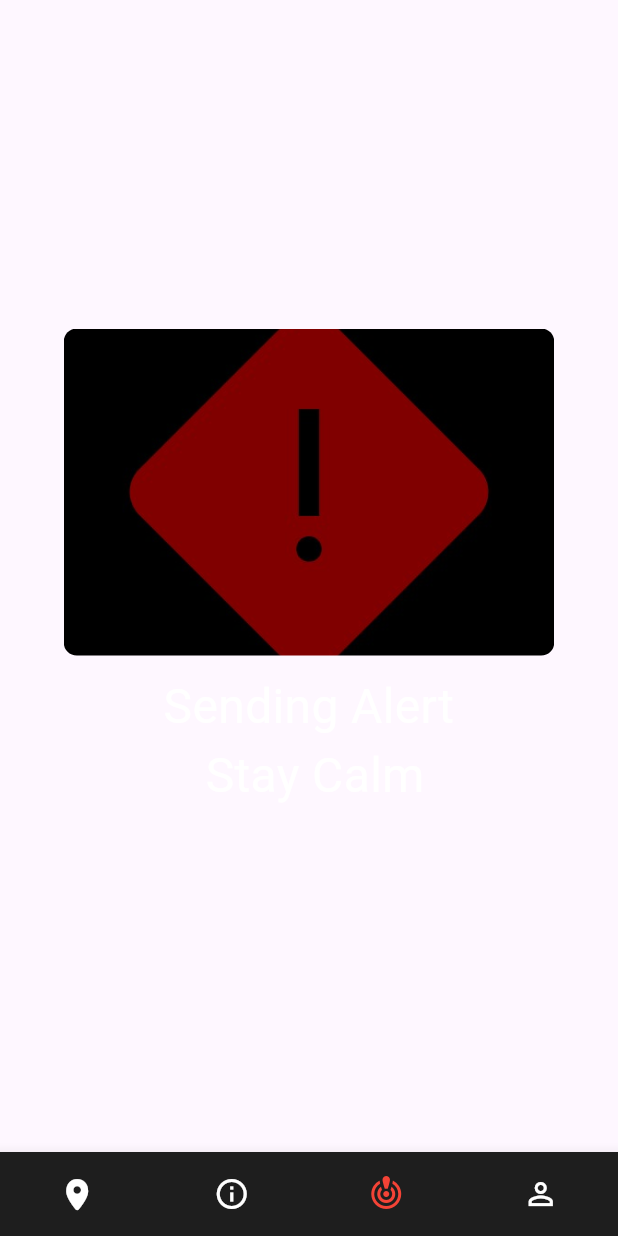
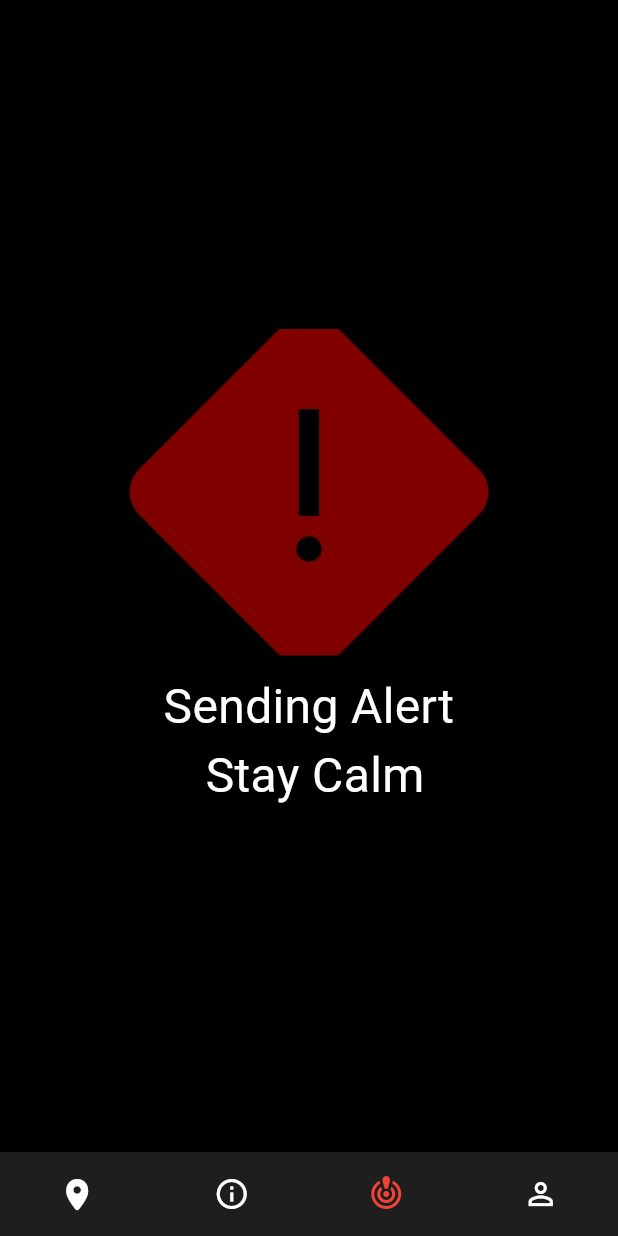
Before and after one commit to git-ADG/campus-security-nitshacks, a Flutter app: the MainPage screen opened directly, item 3 of the bottom bar chosen, on a phone screen of 412 x 824 dp. Run offline on Flutter 3.47's test engine with Material 3 defaults, Android fonts, the light colour scheme and no system bars; our stand-ins replace firebase_core, flutter_dotenv, fluttertoast, gap; accounts and stored records are empty; generated files the repository leaves out were written again; Roboto replaces fonts that are missing (Outfit).

Commit message:
Update alarm_page.dart

```diff
--- a/lib/pages/warning_pages/alarm_page.dart
+++ b/lib/pages/warning_pages/alarm_page.dart
@@ -28,7 +28,9 @@ class _AlarmPageState extends State<AlarmPage>
 
   @override
   Widget build(BuildContext context) {
-    return Center(
+    return Container(
+      color: Colors.black, // Set the background color to black
+      child: Center(
         child: Column(
           mainAxisAlignment: MainAxisAlignment.center,
           crossAxisAlignment: CrossAxisAlignment.center,
@@ -60,6 +62,7 @@ class _AlarmPageState extends State<AlarmPage>
             ),
           ],
         ),
+      ),
     );
   }
 }
```
Lines whose indentation alone changed are shown as unchanged.
